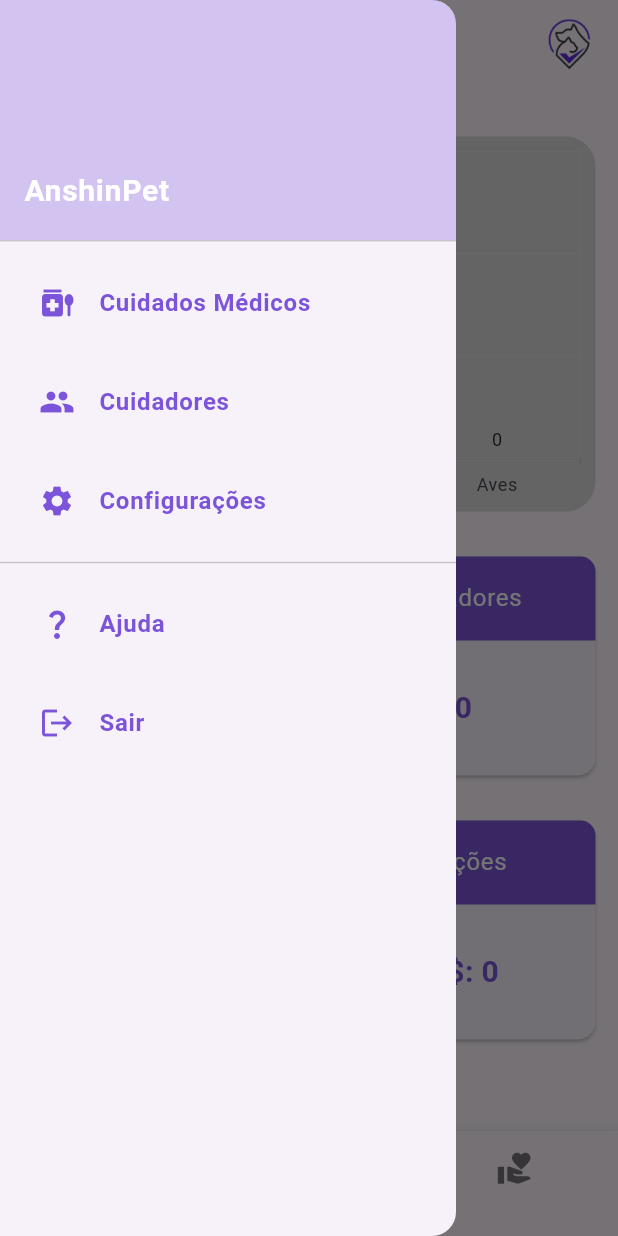
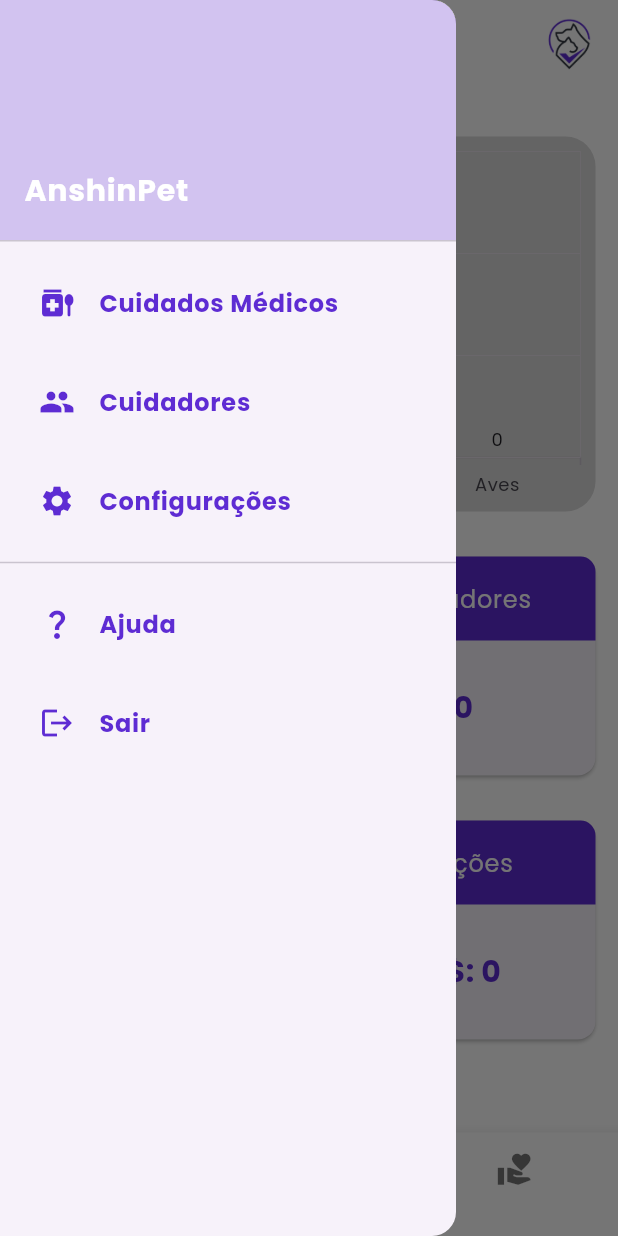
Before and after one commit to igoor1/AnshinPet-App, a Flutter app: the HomePage screen opened by its route, with the side drawer open, on a phone screen of 412 x 824 dp. Run offline on Flutter 3.47's test engine with Material 3 defaults, Android fonts, the light colour scheme and no system bars; our stand-ins replace shared_preferences, syncfusion_flutter_charts; accounts and stored records are empty; network calls fail.

Commit message:
feat: Configure theme and fonts

```diff
--- /dev/null
+++ b/lib/configs/theme/app_colors.dart
@@ -0,0 +1,9 @@
+import 'package:flutter/material.dart';
+
+class AppColors {
+
+  static const primary = Color(0xff5E2CD3);
+  static const lightPurple = Color(0xffD2BEFF);
+  static const background = Color(0xffFFFFFF);
+  static const grey = Color(0xffD9D9D9);
+}
--- /dev/null
+++ b/lib/configs/theme/app_theme.dart
@@ -0,0 +1,26 @@
+import 'package:anshinpet/configs/theme/app_colors.dart';
+import 'package:flutter/material.dart';
+
+class AppTheme {
+
+  static final lightTheme = ThemeData(
+    colorScheme: ColorScheme.fromSeed(
+      seedColor: AppColors.primary
+    ),
+    scaffoldBackgroundColor: AppColors.background,
+    brightness: Brightness.light,
+    fontFamily: 'Poppins',
+    appBarTheme: AppBarTheme(
+      backgroundColor: AppColors.background,
+      iconTheme: IconThemeData(color: AppColors.primary)
+    ),
+    bottomNavigationBarTheme: BottomNavigationBarThemeData(
+      backgroundColor: AppColors.background,
+      selectedItemColor: AppColors.primary,
+    ),
+    listTileTheme: ListTileThemeData(
+      textColor: AppColors.primary,
+      iconColor: AppColors.primary,
+    )
+  );
+}
--- a/lib/main.dart
+++ b/lib/main.dart
@@ -1,5 +1,6 @@
 import 'package:anshinpet/configs/routes/routes.dart';
 import 'package:anshinpet/configs/routes/routes_name.dart';
+import 'package:anshinpet/configs/theme/app_theme.dart';
 import 'package:anshinpet/view_model/auth_view_model.dart';
 import 'package:anshinpet/view_model/home_view_model.dart';
 import 'package:anshinpet/view_model/token_view_model.dart';
@@ -22,6 +23,7 @@ class MyApp extends StatelessWidget {
         ChangeNotifierProvider(create: (_) => HomeViewModel()),
       ],
       child: MaterialApp(
+        theme: AppTheme.lightTheme,
         debugShowCheckedModeBanner: false,
         initialRoute: RoutesName.splash,
         onGenerateRoute: Routes.generateRoute,
--- a/lib/res/components/appbar_custom.dart
+++ b/lib/res/components/appbar_custom.dart
@@ -13,7 +13,6 @@ class AppbarCustom extends StatelessWidget implements PreferredSizeWidget {
         )
       ],
       actionsPadding: EdgeInsets.fromLTRB(0, 5, 15, 2),
-      iconTheme: IconThemeData(color: Color.fromRGBO(124, 84, 217, 1)),
     );
   }
 
--- a/lib/res/components/drawer_custom.dart
+++ b/lib/res/components/drawer_custom.dart
@@ -47,14 +47,12 @@ Widget ListTileElement(IconData icon, String text, {VoidCallback? onTap}) {
     padding: EdgeInsets.fromLTRB(10.0, 5.0, 10.0, 5.0),
     child: ListTile(
       leading: Icon(
-        icon,
-        color: Color.fromRGBO(124, 84, 217, 1),
+        icon
       ),
       title: Text(
         text,
         style: TextStyle(
-            color: Color.fromRGBO(124, 84, 217, 1),
-            fontWeight: FontWeight.bold),
+          fontWeight: FontWeight.bold),
       ),
       onTap: onTap,
     ),
--- a/lib/view/home_page.dart
+++ b/lib/view/home_page.dart
@@ -1,3 +1,4 @@
+import 'package:anshinpet/configs/theme/app_colors.dart';
 import 'package:anshinpet/res/components/appbar_custom.dart';
 import 'package:anshinpet/res/components/bottom_navigation_bar_custom.dart';
 import 'package:anshinpet/view_model/home_view_model.dart';
@@ -51,7 +52,7 @@ class HomePage extends StatelessWidget {
                         primaryXAxis: CategoryAxis(),
                         series: <CartesianSeries<ChartData, String>>[
                           ColumnSeries<ChartData, String>(
-                            color: Color.fromRGBO(124, 84, 217, 1),
+                            color: AppColors.primary,
                             dataSource: chartData,
                             xValueMapper: (ChartData data, _) => data.x,
                             yValueMapper: (ChartData data, _) => data.y,
@@ -99,7 +100,7 @@ class HomePage extends StatelessWidget {
                 borderRadius: BorderRadius.only(
                     topRight: Radius.circular(10),
                     topLeft: Radius.circular(10)),
-                color: Color.fromRGBO(124, 84, 217, 1)),
+                color: AppColors.primary),
             child: ListTile(
               title: Center(
                   child: Text(
@@ -113,7 +114,7 @@ class HomePage extends StatelessWidget {
             alignment: Alignment.center,
             child: Text(value,
                 style: TextStyle(
-                    color: Color.fromRGBO(124, 84, 217, 1),
+                    color: AppColors.primary,
                     fontWeight: FontWeight.bold,
                     fontSize: 20.0),
                 textAlign: TextAlign.center),
```
Also changed, not shown: pubspec.yaml (+11 -11 lines), assets/fonts/Poppins-Bold.ttf (added), assets/fonts/Poppins-Light.ttf (added), assets/fonts/Poppins-Regular.ttf (added), 137 other files.
